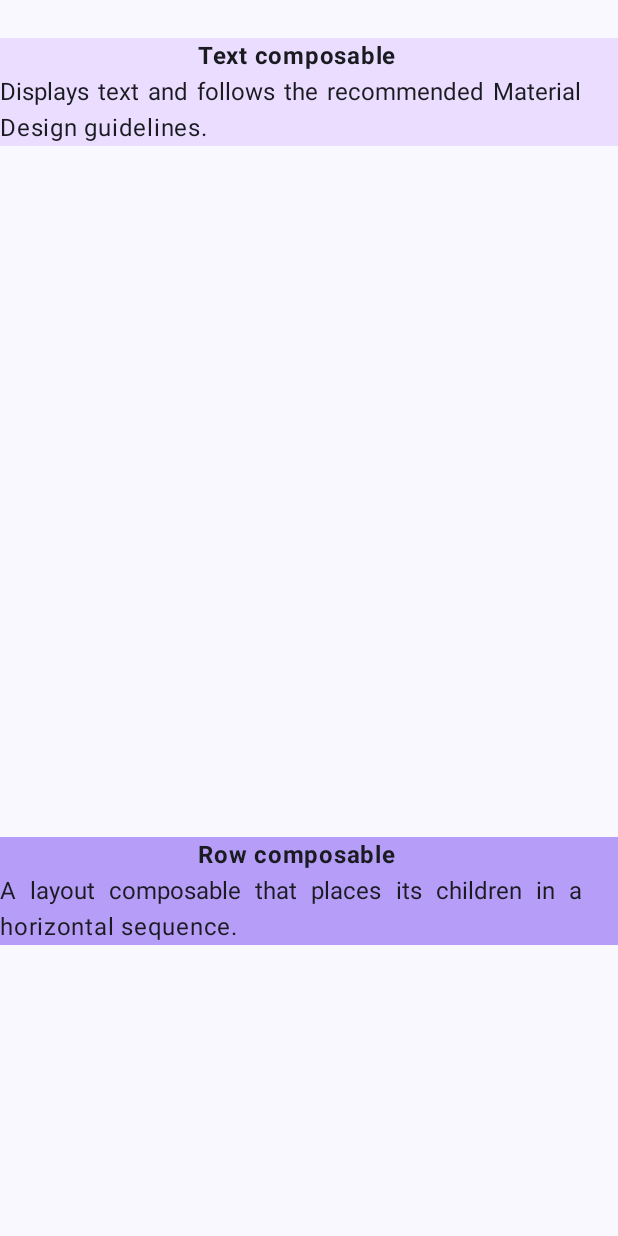
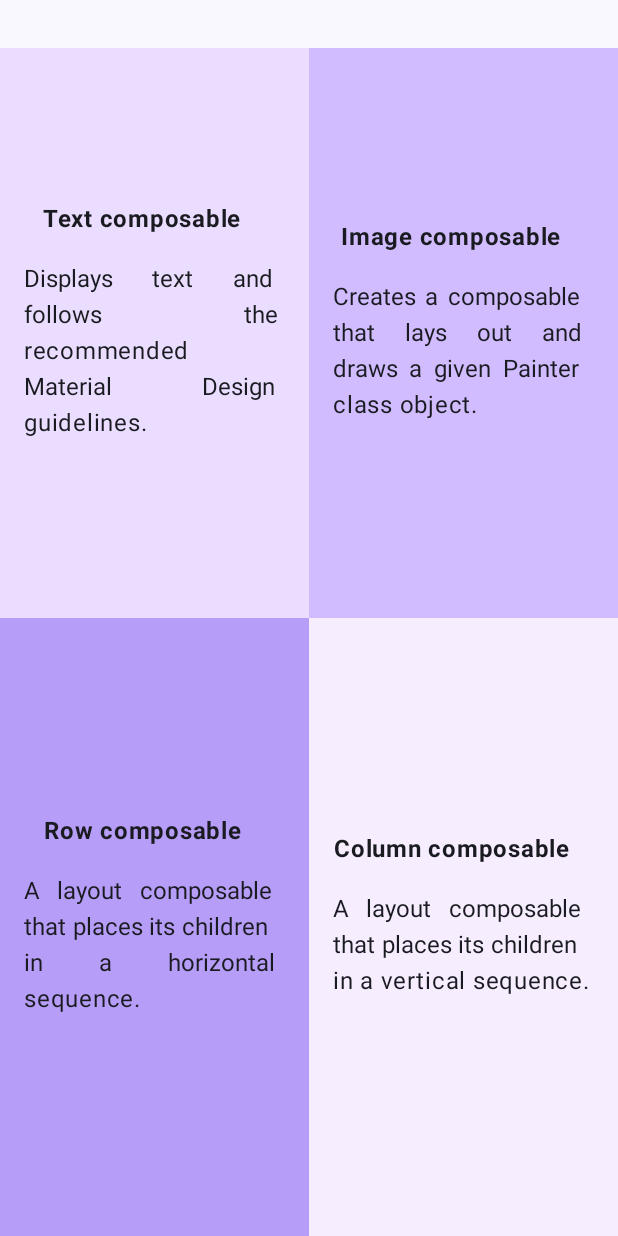
Before and after one commit to souls-syntax/AppDev-Practice, an Android app built with Jetpack Compose: the screen it shows after launch (MainActivity), on a phone screen of 412 x 824 dp. Run offline under Robolectric (Android 15) with nearby library versions, the phone set to English and light mode, and no system bars.

Commit message:
Completed ComposeQuadrant App

```diff
--- a/Composequadrant/app/src/main/java/com/example/composequadrant/MainActivity.kt
+++ b/Composequadrant/app/src/main/java/com/example/composequadrant/MainActivity.kt
@@ -10,17 +10,18 @@ import androidx.compose.foundation.layout.Column
 import androidx.compose.foundation.layout.Row
 import androidx.compose.foundation.layout.fillMaxSize
 import androidx.compose.foundation.layout.padding
-import androidx.compose.material3.Scaffold
+import androidx.compose.material3.MaterialTheme
+import androidx.compose.material3.Surface
 import androidx.compose.material3.Text
 import androidx.compose.runtime.Composable
 import androidx.compose.ui.Alignment
 import androidx.compose.ui.Modifier
 import androidx.compose.ui.graphics.Color
+import androidx.compose.ui.res.stringResource
 import androidx.compose.ui.text.font.FontWeight
 import androidx.compose.ui.text.style.TextAlign
 import androidx.compose.ui.tooling.preview.Preview
 import androidx.compose.ui.unit.dp
-import androidx.compose.ui.unit.sp
 import com.example.composequadrant.ui.theme.ComposeQuadrantTheme
 
 class MainActivity : ComponentActivity() {
@@ -29,21 +30,23 @@ class MainActivity : ComponentActivity() {
         enableEdgeToEdge()
         setContent {
             ComposeQuadrantTheme {
-                Scaffold(modifier = Modifier.fillMaxSize()) { innerPadding ->
+                Surface(
+                    modifier = Modifier.fillMaxSize(),
+                    color = MaterialTheme.colorScheme.background
+                ) {
                     Quad(
-                        heading1 ="Text composable" ,
-                        content1 ="Displays text and follows the recommended Material Design guidelines." ,
+                        heading1 = stringResource(R.string.heading1) ,
+                        content1 = stringResource(R.string.description1) ,
                         shade1 =0xFFEADDFF ,
-                        heading2 ="Image composable" ,
-                        content2 ="Creates a composable that lays out and draws a given Painter class object." ,
+                        heading2 = stringResource(R.string.heading2) ,
+                        content2 = stringResource(R.string.description2) ,
                         shade2 = 0xFFD0BCFF,
-                        heading3 = "Row composable",
-                        content3 ="A layout composable that places its children in a horizontal sequence." ,
+                        heading3 = stringResource(R.string.heading3),
+                        content3 = stringResource(R.string.description3) ,
                         shade3 = 0xFFB69DF8,
-                        heading4 = "Column composable",
-                        content4 ="A layout composable that places its children in a vertical sequence." ,
+                        heading4 = stringResource(R.string.heading4),
+                        content4 = stringResource(R.string.description4) ,
                         shade4 = 0xFFF6EDFF,
-                        modifier = Modifier.padding(innerPadding)
                     )
                 }
             }
@@ -52,22 +55,28 @@ class MainActivity : ComponentActivity() {
 }
 
 @Composable
-fun TextQuad(heading: String, content: String, shade: Long, modifier: Modifier = Modifier) {
+fun TextQuad(heading: String,
+             content: String,
+             shade: Long,
+             modifier: Modifier = Modifier
+) {
     Column(
         verticalArrangement = Arrangement.Center,
         horizontalAlignment = Alignment.CenterHorizontally,
-        modifier = Modifier.background(color = Color(shade))
+        modifier = modifier.fillMaxSize().background(color = Color(shade))
+
     ) {
+        // Title Text
         Text(
             text = heading,
             fontWeight = FontWeight.Bold,
-            textAlign = TextAlign.Justify,
             modifier = Modifier.padding(end = 16.dp)
         )
+        //Description Text
         Text(
             text = content,
             textAlign = TextAlign.Justify,
-            fontSize = 16.sp
+            modifier = Modifier.padding(16.dp)
         )
     }
 }
@@ -86,11 +95,11 @@ fun Quad(heading1: String,
          shade3: Long,
          shade4: Long,
          modifier: Modifier = Modifier
-    ) {
+) {
     Column(
-        verticalArrangement = Arrangement.Center,
-        horizontalAlignment = Alignment.CenterHorizontally,
-        modifier = Modifier.fillMaxSize().padding(top= 25.dp)
+//        verticalArrangement = Arrangement.Center,
+//        horizontalAlignment = Alignment.CenterHorizontally,
+//        modifier = Modifier.fillMaxSize()//.padding(top= 25.dp)
     ) {
         Row(
             Modifier.weight(1f)) {
@@ -98,26 +107,31 @@ fun Quad(heading1: String,
                 heading = heading1,
                 content = content1,
                 shade = shade1,
-                //modifier = Modifier.weight(0.5f)
+                modifier = Modifier
+                    .weight(1f)
+                    .padding(top = 32.dp)
             )
             TextQuad(
                 heading = heading2,
                 content = content2,
                 shade = shade2,
+                modifier = Modifier
+                    .weight(1f)
+                    .padding(top = 32.dp)
             )
         }
-        Row(Modifier.weight(0.5f)) {
+        Row(Modifier.weight(1f)) {
             TextQuad(
                 heading = heading3,
                 content = content3,
                 shade = shade3,
-                //modifier = Modifier.weight(0.5f)
+                modifier = Modifier.weight(1f)
             )
             TextQuad(
                 heading = heading4,
                 content = content4,
                 shade = shade4,
-                //modifier = Modifier.weight(0.5f)
+                modifier = Modifier.weight(1f)
             )
         }
     }
@@ -128,17 +142,17 @@ fun Quad(heading1: String,
 fun GreetingPreview() {
     ComposeQuadrantTheme {
         Quad(
-            heading1 ="Text composable" ,
-            content1 ="Displays text and follows the recommended Material Design guidelines." ,
+            heading1 =stringResource(R.string.heading1) ,
+            content1 =stringResource(R.string.description1) ,
             shade1 =0xFFEADDFF ,
-            heading2 ="Image composable" ,
-            content2 ="Creates a composable that lays out and draws a given Painter class object." ,
+            heading2 =stringResource(R.string.heading2) ,
+            content2 =stringResource(R.string.description2) ,
             shade2 = 0xFFD0BCFF,
-            heading3 = "Row composable",
-            content3 ="A layout composable that places its children in a horizontal sequence." ,
+            heading3 = stringResource(R.string.heading3),
+            content3 =stringResource(R.string.description3) ,
             shade3 = 0xFFB69DF8,
-            heading4 = "Column composable",
-            content4 ="A layout composable that places its children in a vertical sequence." ,
+            heading4 = stringResource(R.string.heading4),
+            content4 =stringResource(R.string.description4) ,
             shade4 = 0xFFF6EDFF,
         )
     }
--- a/Composequadrant/app/src/main/res/values/strings.xml
+++ b/Composequadrant/app/src/main/res/values/strings.xml
@@ -1,3 +1,11 @@
 <resources>
     <string name="app_name">Compose quadrant</string>
+    <string name="heading1">Text composable</string>
+    <string name="description1">Displays text and follows the recommended Material Design guidelines.</string>
+    <string name="heading2">Image composable</string>
+    <string name="description2">Creates a composable that lays out and draws a given Painter class object.</string>
+    <string name="heading3">Row composable</string>
+    <string name="description3">A layout composable that places its children in a horizontal sequence.</string>
+    <string name="heading4">Column composable</string>
+    <string name="description4">A layout composable that places its children in a vertical sequence.</string>
 </resources>
```
